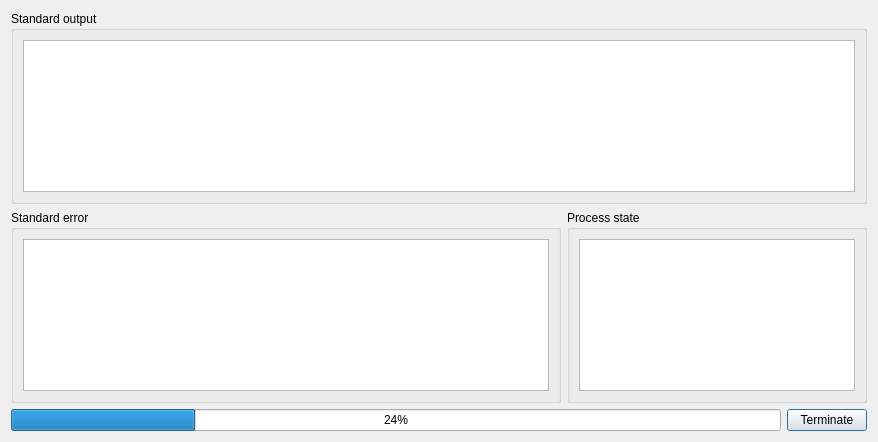
Old version of the form QProcessDialog.ui in the repository UCLM-PAFyC/pyLibQtTools.
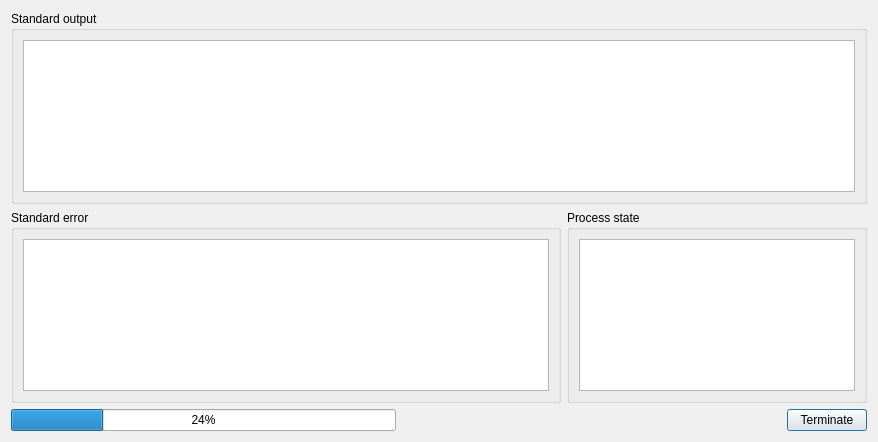
New version of the form.

```diff
--- a/QProcessDialog.ui
+++ b/QProcessDialog.ui
@@ -122,6 +122,19 @@
        </property>
       </widget>
      </item>
+     <item>
+      <spacer name="horizontalSpacer">
+       <property name="orientation">
+        <enum>Qt::Horizontal</enum>
+       </property>
+       <property name="sizeHint" stdset="0">
+        <size>
+         <width>40</width>
+         <height>20</height>
+        </size>
+       </property>
+      </spacer>
+     </item>
      <item>
       <widget class="QPushButton" name="terminatePushButton">
        <property name="sizePolicy">
```
